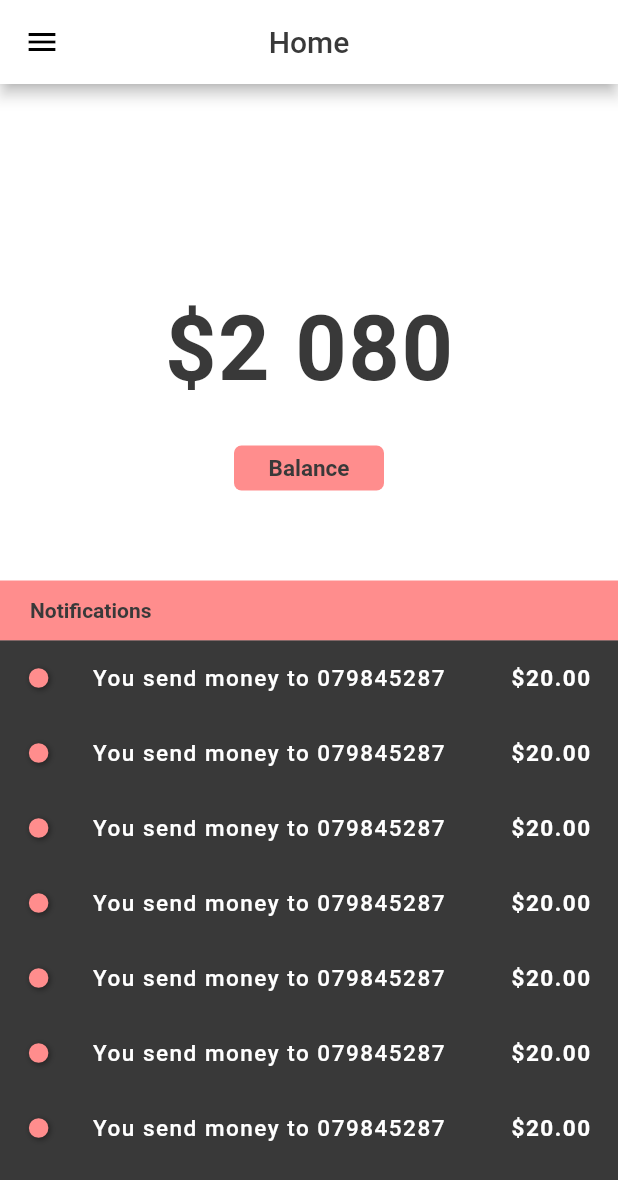
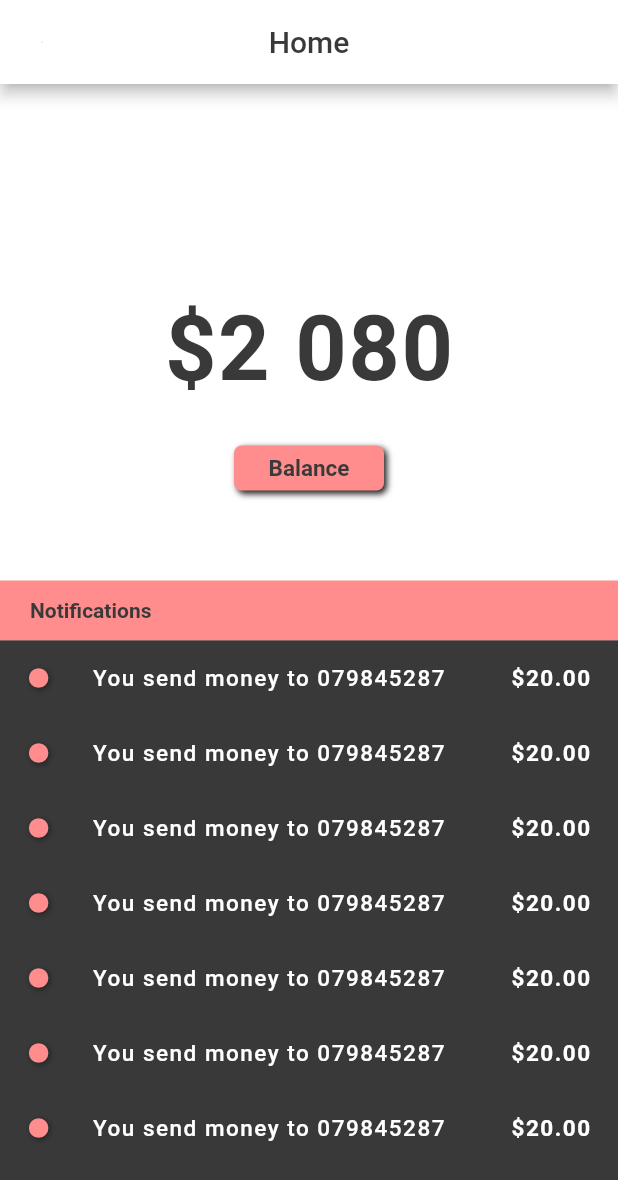
Before and after one commit to Byronwezvo/stitch-wallet, a Flutter app: the HomePage screen opened by its route, on a phone screen of 412 x 824 dp. Shown: the top 1180 px of the screen. Run offline on Flutter 3.47's test engine with Material 2 defaults, Android fonts, the phone set to English and light mode, and no system bars.

Commit message:
Minor touch-up adding shadows to some widgets

```diff
--- a/lib/componants/home_upper_componant.dart
+++ b/lib/componants/home_upper_componant.dart
@@ -48,6 +48,13 @@ class UpperComponant extends StatelessWidget {
             ),
             decoration: BoxDecoration(
               color: appRedColor,
+              boxShadow: [
+                BoxShadow(
+                  blurRadius: 3,
+                  color: appdarkShadowColor,
+                  offset: Offset(2, 2),
+                ),
+              ],
               borderRadius: BorderRadius.circular(5),
             ),
           ),
--- a/lib/screens/history_screen.dart
+++ b/lib/screens/history_screen.dart
@@ -18,6 +18,9 @@ class _HistoryScreenState extends State<HistoryScreen> {
             color: appBlackColor,
           ),
         ),
+        iconTheme: IconThemeData(
+          color: appBlackColor,
+        ),
       ),
     );
   }
--- a/lib/screens/home_screen.dart
+++ b/lib/screens/home_screen.dart
@@ -1,5 +1,6 @@
 import 'package:flutter/material.dart';
 import 'package:stitchwallert/componants/home_bottom_componant.dart';
+import 'package:stitchwallert/componants/home_left_drawer.dart';
 import 'package:stitchwallert/componants/home_upper_componant.dart';
 import 'package:stitchwallert/utils/colors.dart';
 
@@ -16,6 +17,10 @@ class _HomePageState extends State<HomePage> {
       backgroundColor: appBlackColor,
       appBar: AppBar(
         centerTitle: true,
+        iconTheme: IconThemeData(
+          color: appBlackColor,
+          size: 1,
+        ),
         title: Text(
           'Home',
           style: TextStyle(
@@ -23,7 +28,7 @@ class _HomePageState extends State<HomePage> {
           ),
         ),
       ),
-      drawer: Drawer(),
+      drawer: LeftDrawer(),
       body: Column(
         children: <Widget>[
           UpperComponant(
--- a/lib/screens/notifications_screen.dart
+++ b/lib/screens/notifications_screen.dart
@@ -13,6 +13,9 @@ class _NotificationsScreenState extends State<NotificationsScreen> {
       backgroundColor: appWhiteColor,
       appBar: AppBar(
         centerTitle: true,
+        iconTheme: IconThemeData(
+          color: appBlackColor,
+        ),
         title: Text('Notifications'),
       ),
     );
```
Also changed, not shown: lib/componants/home_left_drawer.dart (added, +12 -0 lines), lib/screens/create_account_screen.dart (+9 -1 lines).
